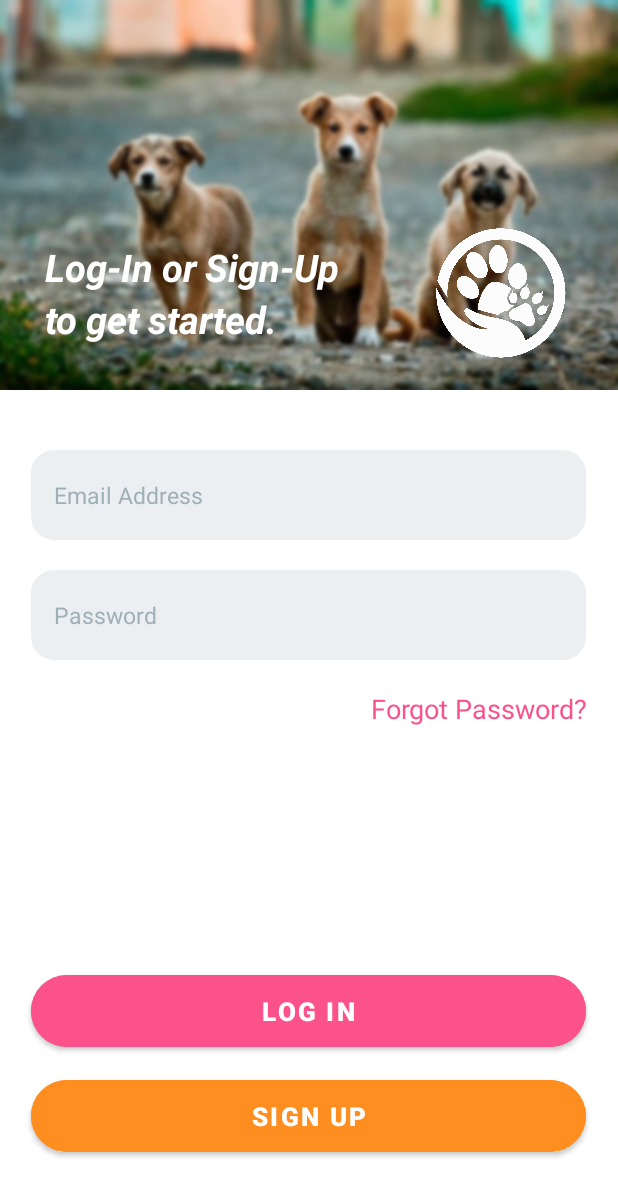
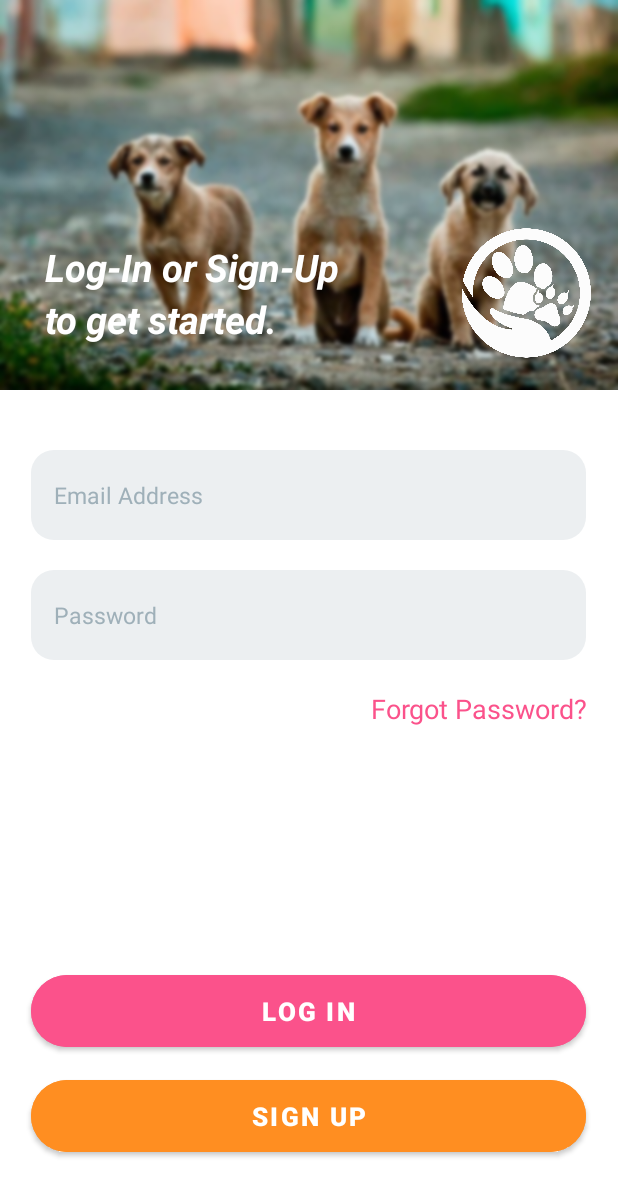
Before and after one commit to charleology/scratch, an Android app: the screen it shows after launch (MainActivity), on a phone screen of 412 x 824 dp. Shown: the top 1196 px of the screen. Run offline under Robolectric (Android 15) with nearby library versions, the phone set to English and light mode, and no system bars.

Commit message:
Commitment is a no no.

```diff
--- a/app/src/main/AndroidManifest.xml
+++ b/app/src/main/AndroidManifest.xml
@@ -2,6 +2,13 @@
 <manifest xmlns:android="http://schemas.android.com/apk/res/android"
     xmlns:tools="http://schemas.android.com/tools"
     package="com.example.scratch">
+
+    <supports-screens
+        android:smallScreens="true"
+        android:largeScreens="true"
+        android:xlargeScreens="true"
+        android:normalScreens="true"
+        />
 
     <application
         android:allowBackup="true"
--- a/app/src/main/res/drawable/tf_background.xml
+++ b/app/src/main/res/drawable/tf_background.xml
@@ -3,5 +3,5 @@
     <corners android:radius="15dp"/>
     <solid android:color="@color/lightgray"/>
     <size android:height="60dp" />
-    <size android:width="360dp"/>
+    <size android:width="370dp"/>
 </shape>
--- a/app/src/main/res/layout/activity_main.xml
+++ b/app/src/main/res/layout/activity_main.xml
@@ -17,8 +17,8 @@
         <LinearLayout
             android:layout_width="wrap_content"
             android:layout_height="wrap_content"
+            android:layout_weight="2"
             android:layout_marginBottom="30dp"
-            android:gravity="bottom"
             android:orientation="vertical">
 
             <TextView
@@ -44,30 +44,40 @@
         </LinearLayout>
 
         <ImageView
-            android:layout_width="match_parent"
+            android:layout_width="90dp"
             android:layout_height="90dp"
-            android:layout_marginEnd="10dp"
-            android:layout_marginStart="40dp"
+            android:layout_weight="1"
             android:layout_marginBottom="20dp"
             android:src="@drawable/circlelogo_white" />
 
     </LinearLayout>
 
+    <LinearLayout
+        android:layout_width="match_parent"
+        android:layout_height="wrap_content"
+        android:orientation="vertical">
+
         <EditText
-        android:id="@+id/emailTF"
+            android:id="@+id/inputEmail"
+            android:layout_width="wrap_content"
+            android:layout_height="wrap_content"
+            style="@style/textField_style"
             android:layout_gravity="center"
             android:layout_marginTop="40dp"
-        style="@style/textField_style"
             android:hint="Email Address" />
 
         <EditText
-        android:id="@+id/passTF"
+            android:id="@+id/inputPassword"
+            android:layout_width="wrap_content"
+            android:layout_height="wrap_content"
             style="@style/textField_style"
             android:layout_gravity="center"
             android:layout_marginTop="20dp"
             android:hint="Password" />
 
         <TextView
+            android:id="@+id/forgotPassword"
+            android:clickable="true"
             android:layout_width="wrap_content"
             android:layout_height="wrap_content"
             android:layout_gravity="end"
@@ -77,12 +87,14 @@
             android:textColor="@color/pink"
             android:textSize="18dp" />
 
+    </LinearLayout>
+
     <LinearLayout
         android:layout_width="match_parent"
         android:layout_height="match_parent"
+        android:paddingBottom="50dp"
         android:gravity="center|bottom"
-        android:orientation="vertical"
-        android:layout_marginBottom="50dp">
+        android:orientation="vertical">
 
         <!--<Button
             android:layout_width="wrap_content"
@@ -90,17 +102,19 @@
             style="@style/circleButton_style"/>-->
 
         <Button
+            android:id="@+id/loginBtn"
+            style="@style/pinkButton_style"
             android:layout_width="wrap_content"
             android:layout_height="wrap_content"
-            style="@style/pinkButton_style"
-            android:text="log in"
-            android:layout_marginBottom="10dp"/>
+            android:layout_marginBottom="10dp"
+            android:text="log in" />
 
         <Button
+            android:id="@+id/signupBtn"
+            style="@style/orangeButton_style"
             android:layout_width="wrap_content"
             android:layout_height="wrap_content"
-            style="@style/orangeButton_style"
-            android:text="sign up"/>
+            android:text="sign up" />
 
     </LinearLayout>
 
--- a/app/src/main/res/values/themes.xml
+++ b/app/src/main/res/values/themes.xml
@@ -17,6 +17,7 @@
     <!-- custom styles silong-->
 
     <style name="textField_style">
+        <!-- Change textfield width and height on tf_background.xml -->
         <item name="android:layout_width">370dp</item>
         <item name="android:layout_height">60dp</item>
         <item name="android:textColorHint">@color/textgray</item>
```
Lines whose indentation alone changed are shown as unchanged.
